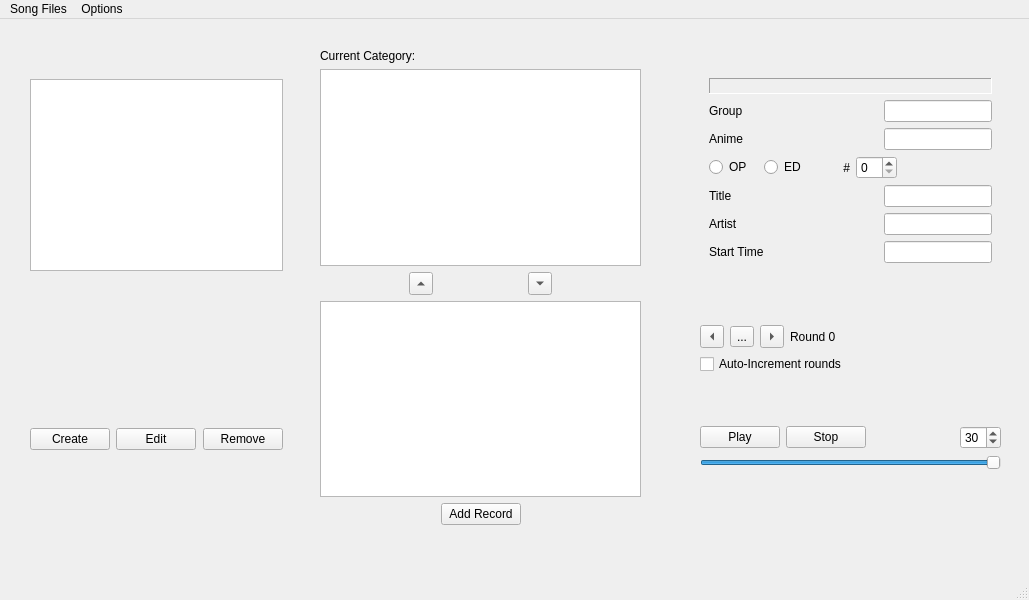
This is source/controlwindow.ui in AlexjHeat/MusicTriviaPy as Qt 5 draws it before an edit. The edited form follows.
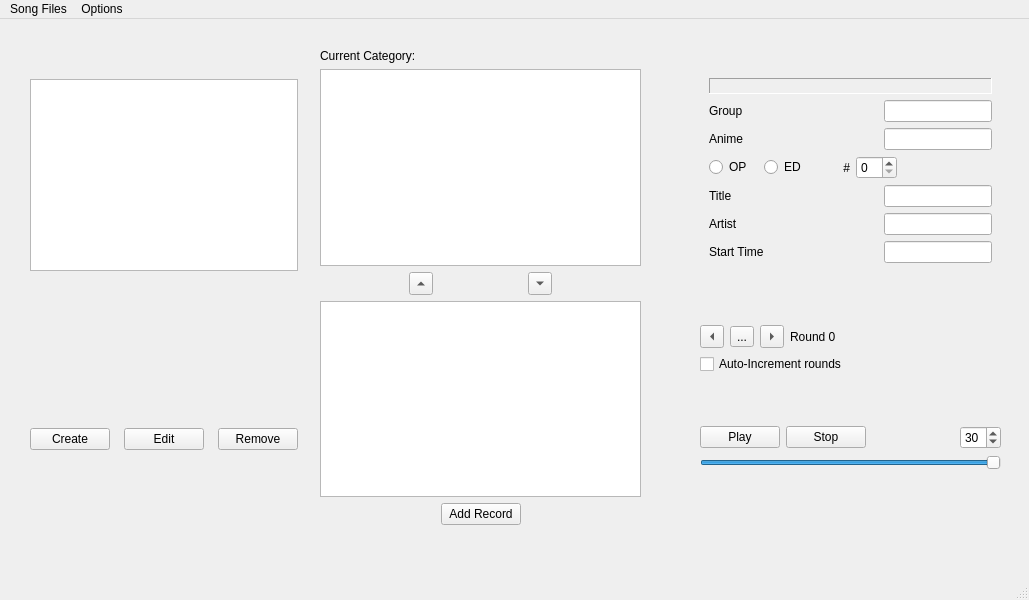
This is the edited form.

```diff
--- a/source/controlwindow.ui
+++ b/source/controlwindow.ui
@@ -19,7 +19,7 @@
      <rect>
       <x>30</x>
       <y>60</y>
-      <width>253</width>
+      <width>268</width>
       <height>371</height>
      </rect>
     </property>
```
Left out of the diff: 60 changed lines with no effect on the pictures.
